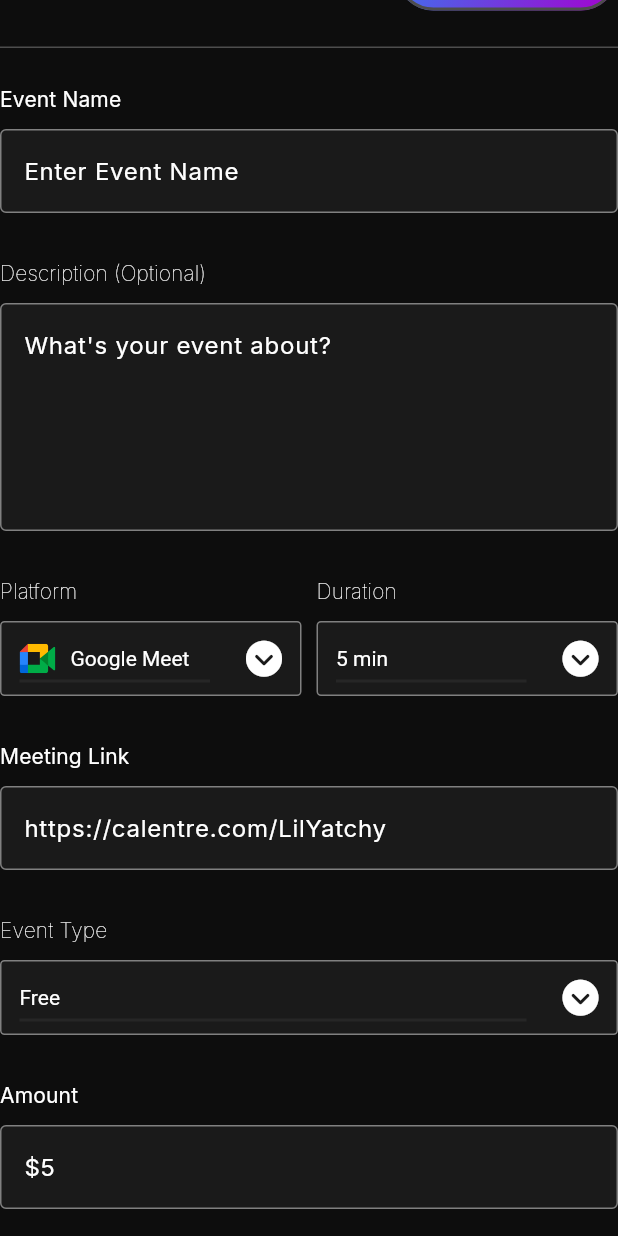
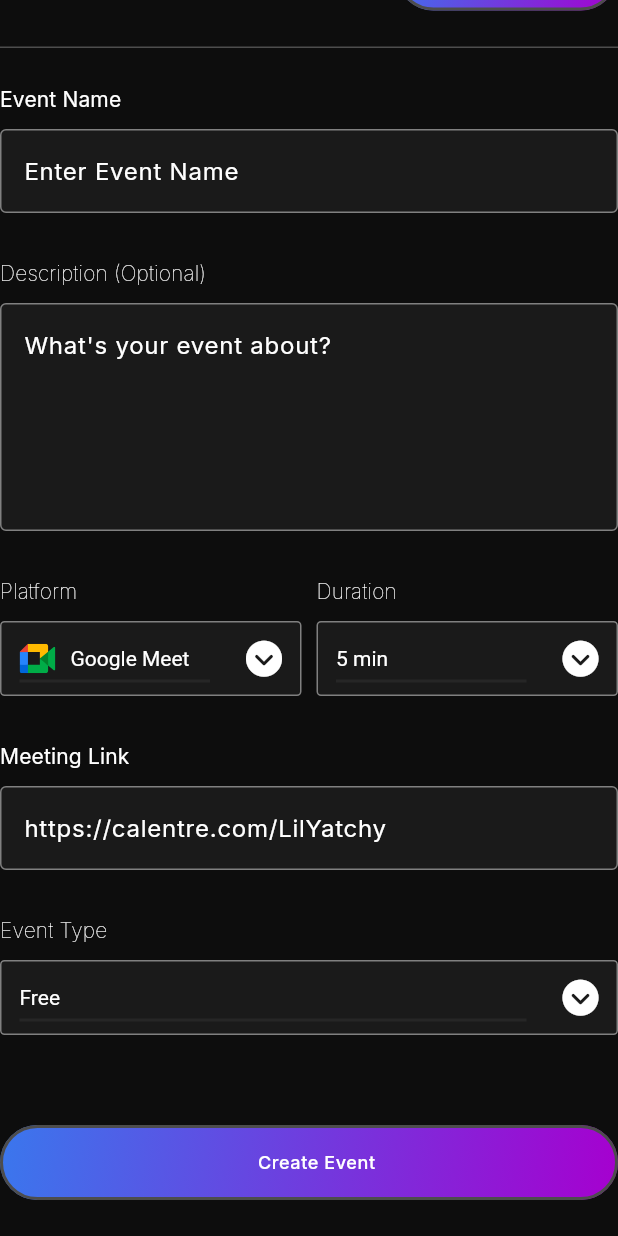
Before and after one commit to Calentre/calentre, a Flutter app: the CreateEventView screen opened by its route, scrolled down 133 dp, on a phone screen of 412 x 824 dp. Run offline on Flutter 3.47's test engine with Material 2 defaults, Android fonts, the phone set to English and light mode, and no system bars; our stand-ins replace equatable, flutter_bloc, flutter_svg, font_awesome_flutter, go_router, google_fonts.

Commit message:
insignificant commit

```diff
--- a/lib/app/create_events/presentation/create_event.dart
+++ b/lib/app/create_events/presentation/create_event.dart
@@ -1,3 +1,6 @@
+import 'package:calentre/app/create_events/presentation/bloc/duration_drop_down_bloc.dart';
+import 'package:calentre/app/create_events/presentation/bloc/event_type_drop_down_bloc.dart';
+import 'package:calentre/app/create_events/presentation/bloc/platform_drop_down_bloc.dart';
 import 'package:calentre/app/create_events/presentation/widget/form_fields.dart';
 import 'package:calentre/config/constraints/constraints.dart';
 import 'package:calentre/config/extensions/spacing.dart';
@@ -6,6 +9,7 @@ import 'package:calentre/config/theme/colors.dart';
 import 'package:calentre/shared/button.dart';
 import 'package:calentre/shared/navbar.dart';
 import 'package:flutter/material.dart';
+import 'package:flutter_bloc/flutter_bloc.dart';
 import 'package:font_awesome_flutter/font_awesome_flutter.dart';
 import 'package:go_router/go_router.dart';
 
@@ -62,7 +66,14 @@ class CreateEventView extends StatelessWidget {
               Container(
                   width: 700,
                   padding: const EdgeInsets.symmetric(vertical: 24),
-                  child: const CreateEventFormFields())
+                  child: MultiBlocProvider(providers: [
+                    BlocProvider<DurationDropDownBloc>(
+                        create: (context) => DurationDropDownBloc()),
+                    BlocProvider<PlatformDropDownBloc>(
+                        create: (context) => PlatformDropDownBloc()),
+                    BlocProvider<EventTypeDropDownBloc>(
+                        create: (context) => EventTypeDropDownBloc()),
+                  ], child: const CreateEventFormFields()))
             ],
           ),
         ),
--- a/lib/app/create_events/presentation/widget/event_type_drop_down.dart
+++ b/lib/app/create_events/presentation/widget/event_type_drop_down.dart
@@ -1,4 +1,4 @@
-import 'package:calentre/app/create_events/presentation/bloc/payment_type_drop_down_bloc.dart';
+import 'package:calentre/app/create_events/presentation/bloc/event_type_drop_down_bloc.dart';
 import 'package:calentre/shared/form_drop_down/bloc/form_drop_down_event.dart';
 import 'package:calentre/shared/form_drop_down/bloc/form_drop_down_state.dart';
 import 'package:calentre/shared/form_drop_down/form_drop_down.dart';
@@ -32,7 +32,7 @@ class _EventTypeDropDownState extends State<EventTypeDropDown> {
           // });
           BlocProvider.of<EventTypeDropDownBloc>(
             context,
-            listen: false,
+            // listen: false,
           ).dropDownValue = value!;
           BlocProvider.of<EventTypeDropDownBloc>(context)
               .add(SelectDropDownValueEvent());
--- a/lib/app/create_events/presentation/widget/form_fields.dart
+++ b/lib/app/create_events/presentation/widget/form_fields.dart
@@ -1,12 +1,11 @@
-import 'package:calentre/app/create_events/presentation/bloc/duration_drop_down_bloc.dart';
-import 'package:calentre/app/create_events/presentation/bloc/payment_type_drop_down_bloc.dart';
-import 'package:calentre/app/create_events/presentation/bloc/platform_drop_down_bloc.dart';
+import 'package:calentre/app/create_events/presentation/bloc/event_type_drop_down_bloc.dart';
 import 'package:calentre/app/create_events/presentation/widget/duration_drop_down.dart';
 import 'package:calentre/app/create_events/presentation/widget/event_type_drop_down.dart';
 import 'package:calentre/app/create_events/presentation/widget/platform_drop_down.dart';
 import 'package:calentre/config/extensions/spacing.dart';
 import 'package:calentre/config/theme/colors.dart';
 import 'package:calentre/shared/button.dart';
+import 'package:calentre/shared/form_drop_down/bloc/form_drop_down_state.dart';
 import 'package:flutter/material.dart';
 import 'package:flutter_bloc/flutter_bloc.dart';
 
@@ -20,16 +19,7 @@ class CreateEventFormFields extends StatefulWidget {
 class _CreateEventFormFieldsState extends State<CreateEventFormFields> {
   @override
   Widget build(BuildContext context) {
-    return MultiBlocProvider(
-      providers: [
-        BlocProvider<DurationDropDownBloc>(
-            create: (context) => DurationDropDownBloc()),
-        BlocProvider<PlatformDropDownBloc>(
-            create: (context) => PlatformDropDownBloc()),
-        BlocProvider<EventTypeDropDownBloc>(
-            create: (context) => EventTypeDropDownBloc()),
-      ],
-      child: Column(
+    return Column(
       children: [
         Form(
           child: Column(
@@ -166,7 +156,13 @@ class _CreateEventFormFieldsState extends State<CreateEventFormFields> {
               ),
               const SizedBox().y20(),
               const SizedBox().y10(),
-                Column(
+              BlocBuilder<EventTypeDropDownBloc, FormDropDownState>(
+                  builder: (context, state) {
+                print(context.read<EventTypeDropDownBloc>().dropDownValue);
+                return (state is FormDropDownUpdatedState &&
+                        context.read<EventTypeDropDownBloc>().dropDownValue ==
+                            "Paid")
+                    ? Column(
                         crossAxisAlignment: CrossAxisAlignment.start,
                         children: [
                           Text(
@@ -186,7 +182,9 @@ class _CreateEventFormFieldsState extends State<CreateEventFormFields> {
                             cursorColor: AppColors.foundation.white,
                           ),
                         ],
-                ),
+                      )
+                    : Container();
+              }),
             ],
           ),
         ),
@@ -194,7 +192,6 @@ class _CreateEventFormFieldsState extends State<CreateEventFormFields> {
         const SizedBox().y10(),
         AppButton(title: "Create Event", gradient: true, onPressed: () {})
       ],
-      ),
     );
   }
 }
--- a/lib/shared/form_drop_down/bloc/form_drop_down_state.dart
+++ b/lib/shared/form_drop_down/bloc/form_drop_down_state.dart
@@ -1,8 +1,9 @@
 import 'package:equatable/equatable.dart';
 
 class FormDropDownState extends Equatable {
+  final String value = "";
   @override
-  List<Object?> get props => [];
+  List<Object?> get props => [value];
 }
 
 class FormDropDownInitialState extends FormDropDownState {
```
Also changed, not shown: lib/app/create_events/presentation/bloc/event_type_drop_down_bloc.dart (renamed from lib/app/create_events/presentation/bloc/payment_type_drop_down_bloc.dart). Lines whose indentation alone changed are shown as unchanged.
